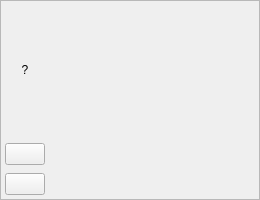
First picture: the form in src/Widgets/ashheap.ui, repository Zugzwangs/Eternal-Deck-Builder, before the edit.
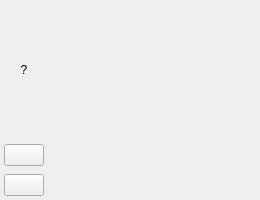
Second picture: the form after the edit. Icons and pictures are not drawn.

Patch:
```diff
--- a/src/Widgets/ashheap.ui
+++ b/src/Widgets/ashheap.ui
@@ -26,18 +26,21 @@
    <string>Frame</string>
   </property>
   <property name="styleSheet">
-   <string notr="true">AshHeap
+   <string notr="true">/*AshHeap
 {
      border-width: 1px;
      border-style: solid;
      border-radius: 4px;
-}</string>
+}*/</string>
   </property>
   <property name="frameShape">
-   <enum>QFrame::StyledPanel</enum>
+   <enum>QFrame::NoFrame</enum>
   </property>
   <property name="frameShadow">
-   <enum>QFrame::Raised</enum>
+   <enum>QFrame::Plain</enum>
+  </property>
+  <property name="lineWidth">
+   <number>0</number>
   </property>
   <layout class="QHBoxLayout" name="horizontalLayout_2">
    <property name="spacing">
```
